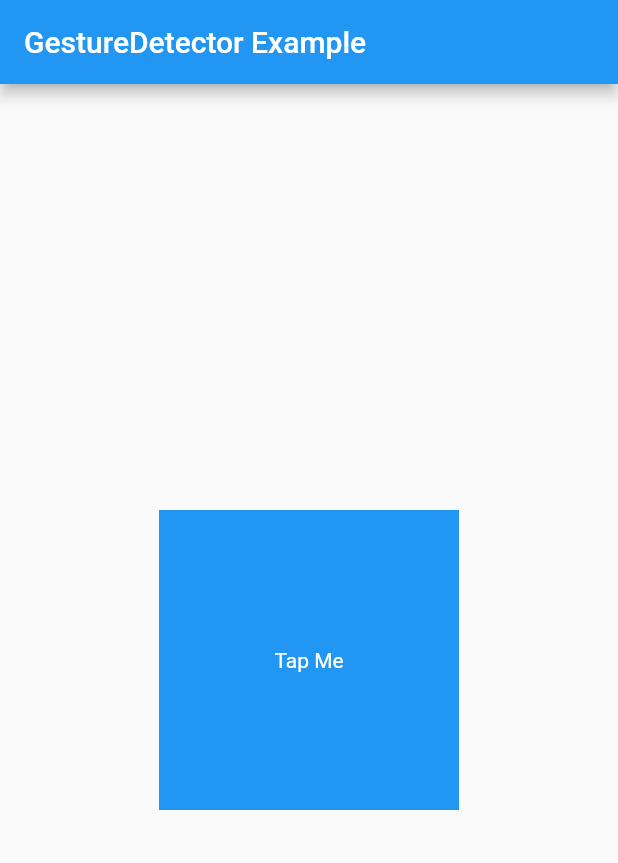
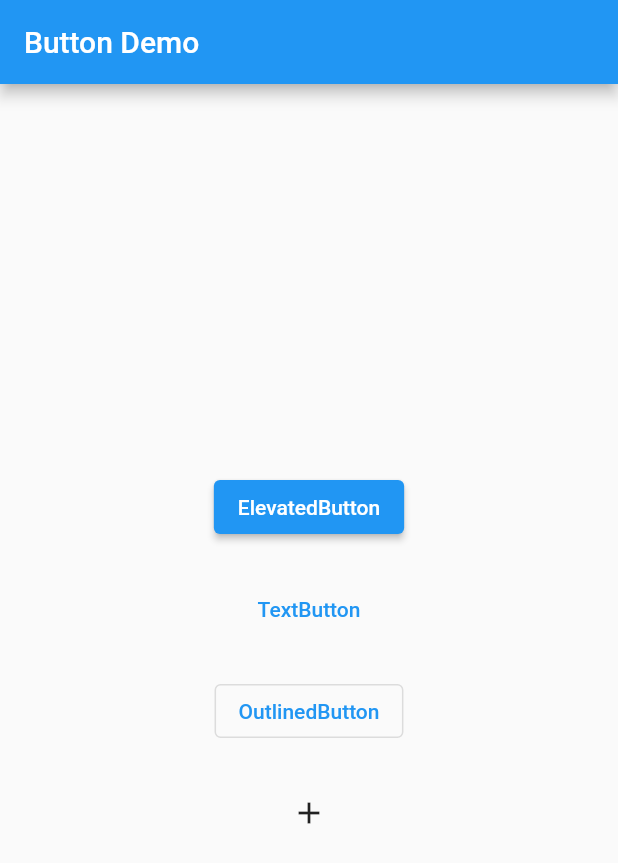
Before and after one commit to ShRudra88/flutter_ostad_prv_p, a Flutter app: the screen it shows after launch, on a phone screen of 412 x 824 dp. Shown: the top 863 px of the screen. Run offline on Flutter 3.47's test engine with Material 2 defaults, Android fonts, the light colour scheme and no system bars.

Commit message:
All button

```diff
--- a/lib/main.dart
+++ b/lib/main.dart
@@ -8,47 +8,50 @@ class MyApp extends StatelessWidget {
   @override
   Widget build(BuildContext context) {
     return MaterialApp(
-      home: GestureDetectorDemo(),
+      home: ButtonDemo(),
     );
   }
 }
 
-class GestureDetectorDemo extends StatefulWidget {
-  @override
-  _GestureDetectorDemoState createState() => _GestureDetectorDemoState();
-}
-
-class _GestureDetectorDemoState extends State<GestureDetectorDemo> {
-  Color _containerColor = Colors.blue;
-  bool _isBlue = true;
-
-  void _toggleColor() {
-    setState(() {
-      _containerColor = _isBlue ? Colors.green : Colors.blue;
-      _isBlue = !_isBlue;
-    });
-  }
-
+class ButtonDemo extends StatelessWidget {
   @override
   Widget build(BuildContext context) {
     return Scaffold(
       appBar: AppBar(
-        title: Text('GestureDetector Example'),
+        title: Text('Button Demo'),
       ),
       body: Center(
-        child: GestureDetector(
-          onTap: _toggleColor, // Call _toggleColor() when tapped
-          child: Container(
-            width: 200.0,
-            height: 200.0,
-            color: _containerColor, // Toggle between blue and green
-            child: Center(
-              child: Text(
-                'Tap Me',
-                style: TextStyle(color: Colors.white),
-              ),
+        child: Column(
+          mainAxisAlignment: MainAxisAlignment.center,
+          children: [
+            ElevatedButton(
+              onPressed: () {
+                // Add action for ElevatedButton
+              },
+              child: Text('ElevatedButton'),
             ),
-          ),
+            SizedBox(height: 20),
+            TextButton(
+              onPressed: () {
+                // Add action for TextButton
+              },
+              child: Text('TextButton'),
+            ),
+            SizedBox(height: 20),
+            OutlinedButton(
+              onPressed: () {
+                // Add action for OutlinedButton
+              },
+              child: Text('OutlinedButton'),
+            ),
+            SizedBox(height: 20),
+            IconButton(
+              icon: Icon(Icons.add),
+              onPressed: () {
+                // Add action for IconButton
+              },
+            ),
+          ],
         ),
       ),
     );
```
